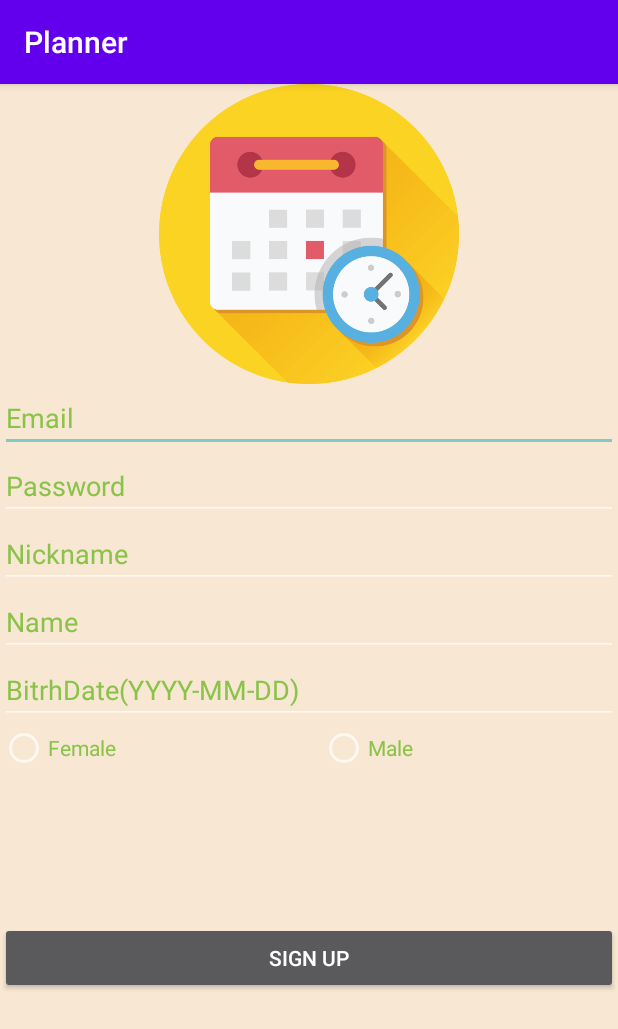
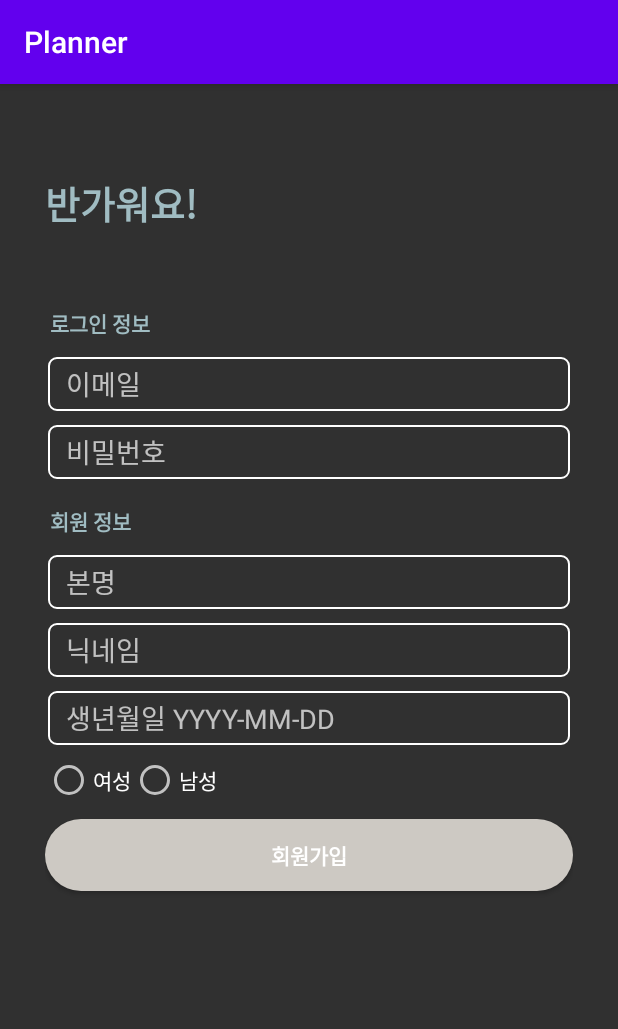
Before and after one commit to Owen-Choi/Planner, an Android app: the SignUpActivity screen opened directly, with no data from a screen before it, on a phone screen of 412 x 824 dp. Shown: the top 1029 px of the screen. Run offline under Robolectric (Android 15) with nearby library versions, the phone set to English and light mode, and no system bars; our stand-ins replace Firebase (no records; nobody signed in at launch, a user with empty details on screens opened directly).

Commit message:
UI 개선(회원가입, 멤버정보 설정)

```diff
--- a/app/src/main/java/org/techtown/planner/service/activities/SignUpActivity.java
+++ b/app/src/main/java/org/techtown/planner/service/activities/SignUpActivity.java
@@ -36,7 +36,8 @@ public class SignUpActivity extends AppCompatActivity {
     @Override
     protected void onCreate(Bundle savedInstanceState) {
         super.onCreate(savedInstanceState);
-        setContentView(R.layout.activity_sign_up);
+//        setContentView(R.layout.activity_sign_up);
+        setContentView(R.layout.designed_sign_up);
         findViewById(R.id.SignUpButton).setOnClickListener(SignUpButtonClickListener);
         Email = findViewById(R.id.SignUpEmailEditText);
         Password = findViewById(R.id.SignUpPasswordEditText);
--- /dev/null
+++ b/app/src/main/res/drawable/border.xml
@@ -0,0 +1,19 @@
+<?xml version="1.0" encoding="utf-8"?>
+<layer-list xmlns:android="http://schemas.android.com/apk/res/android">
+
+    <item
+        android:bottom="2dp"
+        android:left="2dp"
+        android:right="2dp"
+        android:top="2dp"
+        >
+        <shape android:shape="rectangle">
+            <stroke android:width = "1dp" android:color = "@color/white"/>
+            <corners
+                android:bottomRightRadius="5dp"
+                android:bottomLeftRadius="5dp"
+                android:topLeftRadius="5dp"
+                android:topRightRadius="5dp"/>
+        </shape>
+    </item>
+</layer-list>
--- /dev/null
+++ b/app/src/main/res/drawable/round.xml
@@ -0,0 +1,14 @@
+<?xml version="1.0" encoding="utf-8"?>
+<shape xmlns:android="http://schemas.android.com/apk/res/android"
+    android:padding="10dp"
+    android:shape="rectangle"
+
+    >
+    <solid android:color="#A0BCC2" />
+    <corners
+        android:bottomLeftRadius="50dp"
+        android:bottomRightRadius="50dp"
+        android:topLeftRadius="50dp"
+        android:topRightRadius="50dp"/>
+
+</shape>
--- a/app/src/main/res/layout/activity_password_init.xml
+++ b/app/src/main/res/layout/activity_password_init.xml
@@ -19,7 +19,7 @@
         android:layout_marginTop="150dp"
         android:gravity="center"
         android:text="비밀번호 초기화"
-        android:textColor="#000000"
+        android:textColor="@color/BrightBlue"
         android:textSize="24sp" />
 
     <Button
--- /dev/null
+++ b/app/src/main/res/layout/designed_sign_up.xml
@@ -0,0 +1,155 @@
+<?xml version="1.0" encoding="utf-8"?>
+<LinearLayout xmlns:android="http://schemas.android.com/apk/res/android"
+    xmlns:app="http://schemas.android.com/apk/res-auto"
+    xmlns:tools="http://schemas.android.com/tools"
+    android:layout_width="match_parent"
+    android:layout_height="match_parent"
+    android:orientation="vertical">
+
+    <ScrollView
+        android:layout_width="match_parent"
+        android:layout_height="match_parent" >
+
+        <LinearLayout
+            android:layout_width="match_parent"
+            android:layout_height="wrap_content"
+            android:layout_marginLeft="30dp"
+            android:layout_marginTop="10dp"
+            android:layout_marginRight="30dp"
+            android:orientation="vertical"
+            android:paddingBottom="5dp">
+
+            <LinearLayout
+                android:layout_width="wrap_content"
+                android:layout_height="wrap_content"
+                android:layout_marginTop="50dp"
+                android:layout_marginBottom="40dp"
+                android:orientation="vertical">
+
+                <TextView
+                    android:layout_width="wrap_content"
+                    android:layout_height="wrap_content"
+                    android:text="반가워요!"
+                    android:textColor="@color/BrightBlue"
+                    android:textSize="25dp"
+                    android:textStyle="bold" />
+
+
+            </LinearLayout>
+
+            <TextView
+                android:layout_width="match_parent"
+                android:layout_height="wrap_content"
+                android:layout_marginTop="10dp"
+                android:layout_marginBottom="10dp"
+                android:text=" 로그인 정보"
+                android:textStyle="bold"
+                android:textColor="@color/BrightBlue" />
+
+            <EditText
+                android:id="@+id/SignUpEmailEditText"
+                android:layout_width="match_parent"
+                android:layout_height="40dp"
+                android:layout_marginBottom="5dp"
+                android:ems="10"
+                android:cursorVisible="false"
+                android:hint="   이메일"
+                android:width="10dp"
+                android:background="@drawable/border"
+                android:inputType="textEmailAddress" />
+
+            <EditText
+                android:id="@+id/SignUpPasswordEditText"
+                android:layout_width="match_parent"
+                android:layout_height="40dp"
+                android:layout_marginBottom="5dp"
+                android:ems="10"
+                android:cursorVisible="false"
+                android:hint="   비밀번호"
+                android:background="@drawable/border"
+                android:inputType="textPassword" />
+
+
+            <TextView
+                android:id="@+id/Seperator"
+                android:layout_width="match_parent"
+                android:layout_height="wrap_content"
+                android:layout_marginTop="10dp"
+                android:layout_marginBottom="10dp"
+                android:text=" 회원 정보"
+                android:textStyle="bold"
+                android:textColor="@color/BrightBlue" />
+
+            <EditText
+                android:id="@+id/SignUpNameEditText"
+                android:layout_width="match_parent"
+                android:layout_height="40dp"
+                android:layout_marginBottom="5dp"
+                android:ems="10"
+                android:cursorVisible="false"
+                android:hint="   본명"
+                android:background="@drawable/border"
+                android:inputType="textPersonName" />
+
+            <EditText
+                android:id="@+id/SignUpNicknameEditText"
+                android:layout_width="match_parent"
+                android:layout_height="40dp"
+                android:layout_marginBottom="5dp"
+                android:ems="10"
+                android:cursorVisible="false"
+                android:hint="   닉네임"
+                android:background="@drawable/border"
+                android:inputType="textPostalAddress" />
+
+
+            <EditText
+                android:id="@+id/SignUpBirthDateEditText"
+                android:layout_width="match_parent"
+                android:layout_height="40dp"
+                android:layout_marginBottom="5dp"
+                android:ems="10"
+                android:cursorVisible="false"
+                android:hint="   생년월일 YYYY-MM-DD"
+                android:background="@drawable/border"
+                android:inputType="date" />
+
+
+            <RadioGroup
+                android:id="@+id/GenderRadioGroup"
+                android:layout_width="match_parent"
+                android:layout_height="wrap_content"
+                android:layout_marginBottom="10dp"
+                android:orientation="horizontal">
+
+                <RadioButton
+                    android:id="@+id/FemaleRadioButton"
+                    android:layout_width="wrap_content"
+                    android:layout_height="wrap_content"
+                    android:text="여성" />
+
+                <RadioButton
+                    android:id="@+id/MaleRadioButton"
+                    android:layout_width="wrap_content"
+                    android:layout_height="wrap_content"
+                    android:text="남성" />
+
+            </RadioGroup>
+
+
+            <androidx.appcompat.widget.AppCompatButton
+                android:id="@+id/SignUpButton"
+                android:layout_width="match_parent"
+                android:layout_height="wrap_content"
+                android:background="@drawable/round"
+                android:backgroundTint="#CDC9C3"
+                android:layout_marginBottom="20dp"
+                android:elevation="20dp"
+                android:text="회원가입"
+                android:textStyle="bold"/>
+
+
+        </LinearLayout>
+    </ScrollView>
+
+</LinearLayout>
--- a/app/src/main/res/values/colors.xml
+++ b/app/src/main/res/values/colors.xml
@@ -7,4 +7,6 @@
     <color name="teal_700">#FF018786</color>
     <color name="black">#FF000000</color>
     <color name="white">#FFFFFFFF</color>
+    <color name="Orange">#FFFFC107</color>
+    <color name="BrightBlue">#A0BCC2</color>
 </resources>
```
Also changed, not shown: app/src/main/java/org/techtown/planner/service/activities/MemberInfoActivity.java (+4 -3 lines), app/src/main/res/drawable/ic_baseline_cake_24.xml (added, +10 -0 lines), app/src/main/res/drawable/ic_baseline_female_24.xml (added, +10 -0 lines), app/src/main/res/drawable/ic_baseline_location_city_24.xml (added, +10 -0 lines), app/src/main/res/drawable/ic_baseline_male_24.xml (added, +10 -0 lines), app/src/main/res/drawable/ic_baseline_person_pin_24.xml (added, +10 -0 lines), app/src/main/res/layout/activity_sign_up.xml (+11 -1 lines), app/src/main/res/layout/designed_member_info.xml (added, +149 -0 lines).
